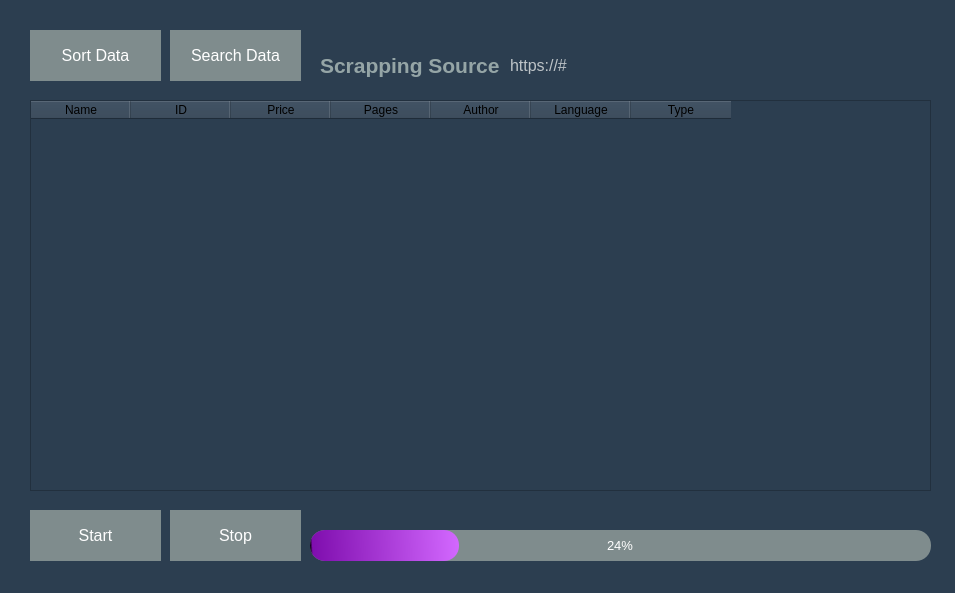
This is Windows_UI_Design/scarpeWindow.ui in MubasharAhmad/CS261F21PID36 as Qt 5 draws it before an edit. The edited form follows.
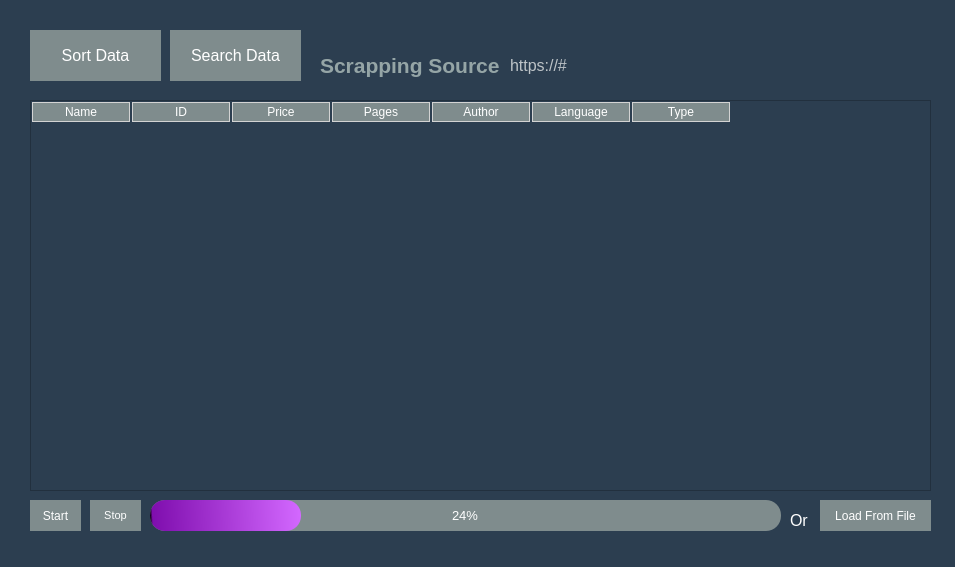
This is the edited form.

Commit message: UI Designs Py files Added

Diff of the .ui file:
```diff
--- a/Windows_UI_Design/scarpeWindow.ui
+++ b/Windows_UI_Design/scarpeWindow.ui
@@ -7,7 +7,7 @@
     <x>0</x>
     <y>0</y>
     <width>955</width>
-    <height>593</height>
+    <height>567</height>
    </rect>
   </property>
   <property name="font">
@@ -127,6 +127,18 @@
       <height>391</height>
      </rect>
     </property>
+    <property name="styleSheet">
+     <string notr="true">QHeaderView::section
+{
+	spacing: 10px;
+	background-color: rgb(127, 140, 141);
+	color: white;
+	border: 1px solid lightgray;
+	margin: 1px;
+	text-align: center;
+	font: 10pt &quot;Segoe UI&quot;;
+}</string>
+    </property>
     <column>
      <property name="text">
       <string>Name</string>
@@ -167,22 +179,21 @@
     <property name="geometry">
      <rect>
       <x>30</x>
-      <y>510</y>
-      <width>131</width>
-      <height>51</height>
+      <y>500</y>
+      <width>51</width>
+      <height>31</height>
      </rect>
     </property>
-    <property name="font">
-     <font>
-      <family>Segoe UI</family>
-      <pointsize>12</pointsize>
-     </font>
-    </property>
     <property name="styleSheet">
      <string notr="true">QPushButton{
 background-color: rgb(127, 140, 141);
 	color: rgb(255, 255, 255);
 border-style: none;
+}
+QPushButton::hover{
+background-color: rgb(189, 195, 199);
+	color: rgb(44, 62, 80);
+border-style: none;
 }</string>
     </property>
     <property name="text">
@@ -192,16 +203,16 @@
    <widget class="QPushButton" name="stopBtn_ScrapeWindow">
     <property name="geometry">
      <rect>
-      <x>170</x>
-      <y>510</y>
-      <width>131</width>
-      <height>51</height>
+      <x>90</x>
+      <y>500</y>
+      <width>51</width>
+      <height>31</height>
      </rect>
     </property>
     <property name="font">
      <font>
       <family>Segoe UI</family>
-      <pointsize>12</pointsize>
+      <pointsize>8</pointsize>
      </font>
     </property>
     <property name="styleSheet">
@@ -209,6 +220,11 @@
 background-color: rgb(127, 140, 141);
 	color: rgb(255, 255, 255);
 border-style: none;
+}
+QPushButton::hover{
+background-color: rgb(189, 195, 199);
+	color: rgb(44, 62, 80);
+border-style: none;
 }</string>
     </property>
     <property name="text">
@@ -218,9 +234,9 @@
    <widget class="QProgressBar" name="progressBar">
     <property name="geometry">
      <rect>
-      <x>310</x>
-      <y>530</y>
-      <width>621</width>
+      <x>150</x>
+      <y>500</y>
+      <width>631</width>
       <height>31</height>
      </rect>
     </property>
@@ -247,6 +263,53 @@
      <number>24</number>
     </property>
    </widget>
+   <widget class="QPushButton" name="loadBtn_ScrapeWindow">
+    <property name="geometry">
+     <rect>
+      <x>820</x>
+      <y>500</y>
+      <width>111</width>
+      <height>31</height>
+     </rect>
+    </property>
+    <property name="styleSheet">
+     <string notr="true">QPushButton{
+background-color: rgb(127, 140, 141);
+	color: rgb(255, 255, 255);
+border-style: none;
+}
+QPushButton::hover{
+background-color: rgb(189, 195, 199);
+	color: rgb(44, 62, 80);
+border-style: none;
+}</string>
+    </property>
+    <property name="text">
+     <string>Load From File</string>
+    </property>
+   </widget>
+   <widget class="QLabel" name="label_3">
+    <property name="geometry">
+     <rect>
+      <x>790</x>
+      <y>510</y>
+      <width>21</width>
+      <height>21</height>
+     </rect>
+    </property>
+    <property name="font">
+     <font>
+      <family>Segoe UI</family>
+      <pointsize>12</pointsize>
+     </font>
+    </property>
+    <property name="styleSheet">
+     <string notr="true">color: rgb(255, 255, 255);</string>
+    </property>
+    <property name="text">
+     <string>Or</string>
+    </property>
+   </widget>
   </widget>
   <widget class="QStatusBar" name="statusbar"/>
  </widget>
```
Left out of the diff: 10 changed lines with no effect on the pictures. The commit also changes 4 other files.
